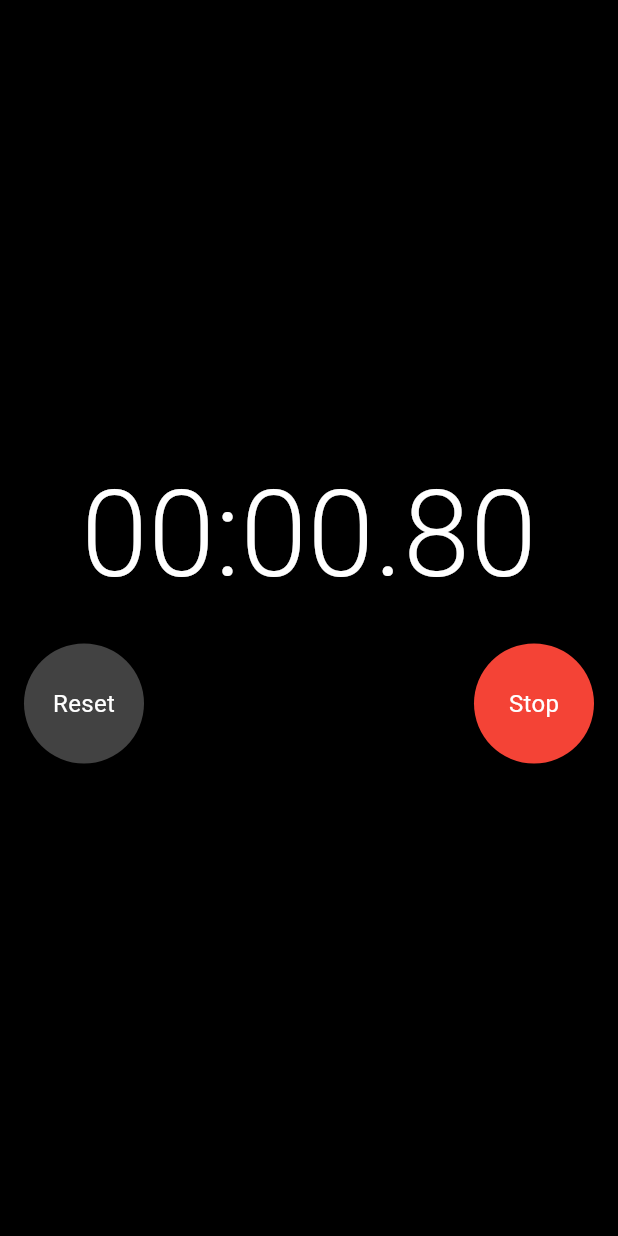
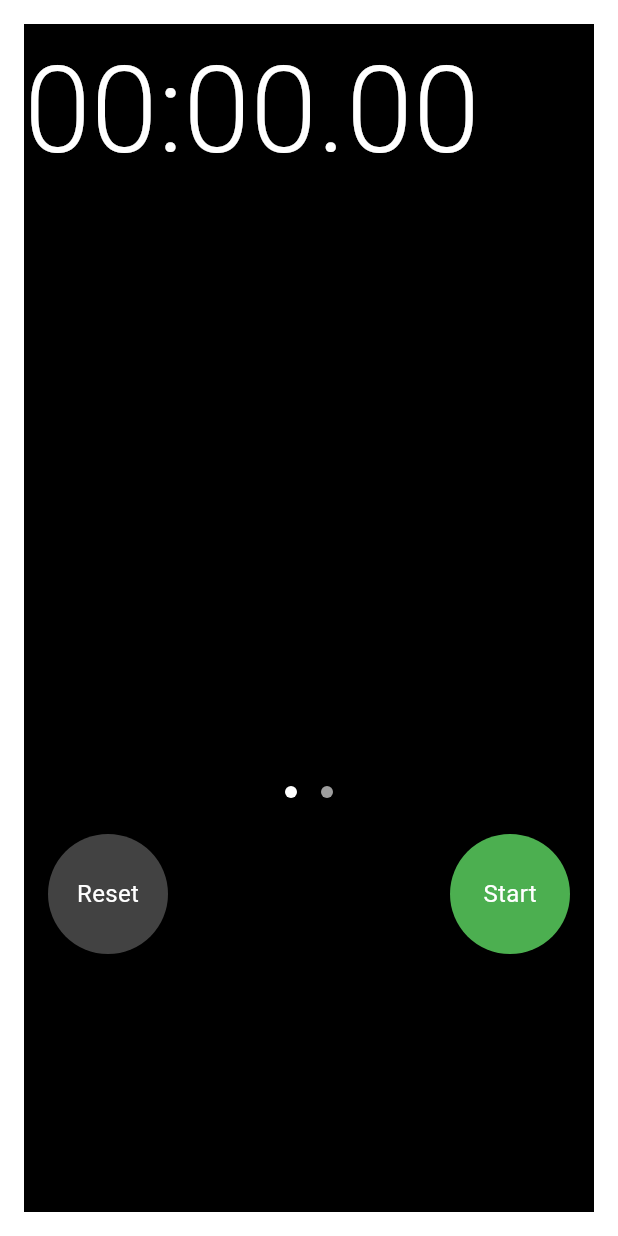
Before and after one commit to Mina176/ios_stopwatch, a Flutter app: the first screen one second after launch, on a phone screen of 412 x 824 dp. Run offline on Flutter 3.47's test engine with Material 3 defaults, Android fonts, the phone set to English and light mode, and no system bars.

```diff
--- a/lib/main.dart
+++ b/lib/main.dart
@@ -1,4 +1,5 @@
 import 'package:flutter/material.dart';
+import 'package:ios_stopwatch/laps_record.dart';
 import 'package:ios_stopwatch/stop_watch_body.dart';
 
 void main() {
@@ -13,7 +14,10 @@ class MainApp extends StatelessWidget {
     return MaterialApp(
       debugShowCheckedModeBanner: false,
       theme: ThemeData.dark().copyWith(scaffoldBackgroundColor: Colors.black),
-      home: StopWatch(),
+      home: Padding(
+        padding: const EdgeInsets.all(16),
+        child: StopWatch(),
+      ),
     );
   }
 }
--- a/lib/stop_watch_body.dart
+++ b/lib/stop_watch_body.dart
@@ -1,6 +1,8 @@
 import 'package:flutter/material.dart';
 import 'package:flutter/scheduler.dart';
+import 'package:ios_stopwatch/control_button.dart';
 import 'package:ios_stopwatch/stop_watch_text.dart';
+import 'package:ios_stopwatch/stop_watches_slider.dart';
 
 class StopWatchBody extends StatefulWidget {
   const StopWatchBody({super.key});
@@ -11,17 +13,16 @@ class StopWatchBody extends StatefulWidget {
 
 class _StopWatchBodyState extends State<StopWatchBody>
     with SingleTickerProviderStateMixin {
-  Duration _elapsed = Duration.zero;
+  Duration _baseElapsed = Duration.zero;
+  Duration elapsed = Duration.zero;
   late final Ticker _ticker;
-  final isRunning = false;
   @override
   void initState() {
     _ticker = createTicker((elapsed) {
       setState(() {
-        _elapsed = elapsed;
+        this.elapsed = _baseElapsed + elapsed;
       });
     });
-    _ticker.start();
     super.initState();
   }
 
@@ -31,80 +32,100 @@ class _StopWatchBodyState extends State<StopWatchBody>
     super.dispose();
   }
 
+  List<Duration> lapTimes = [];
   @override
   Widget build(BuildContext context) {
-    return Column(
-      mainAxisAlignment: MainAxisAlignment.center,
+    return CustomScrollView(
+      physics: NeverScrollableScrollPhysics(),
+      slivers: [
+        SliverToBoxAdapter(
+          child: Column(
             children: [
-        StopWatchText(
-          elapsed: _elapsed,
+              StopWatchesSlider(
+                elapsed: elapsed,
               ),
               Row(
+                mainAxisAlignment: MainAxisAlignment.spaceBetween,
                 children: [
                   ControlButton(
-              label: 'Reset',
+                    label: _ticker.isActive ? 'Lap' : 'Reset',
                     onTap: () {
                       setState(() {
+                        if (_ticker.isActive) {
+                          lapTimes.add(elapsed);
+                        } else {
+                          lapTimes.clear();
                           _ticker.stop();
-                  _elapsed = Duration.zero;
+                          elapsed = Duration.zero;
+                          _baseElapsed = Duration.zero;
+                        }
                       });
                     },
                     color: Colors.grey[800]!,
                   ),
-            Spacer(),
                   ControlButton(
                     label: _ticker.isActive ? 'Stop' : 'Start',
                     onTap: () {
                       setState(() {
                         if (_ticker.isActive) {
                           _ticker.stop();
+                          _baseElapsed = elapsed;
                         } else {
                           _ticker.start();
+                          lapTimes.add(elapsed);
                         }
                       });
                     },
                     color: _ticker.isActive ? Colors.red : Colors.green,
                   ),
                 ],
-        )
+              ),
+            ],
+          ),
+        ),
+        SliverFillRemaining(
+          child: ListView.builder(
+            physics: BouncingScrollPhysics(),
+            itemCount: lapTimes.length,
+            itemBuilder: (context, index) {
+              final reversedIndex = lapTimes.length - 1 - index;
+              final lapTime = reversedIndex == 0
+                  ? lapTimes[reversedIndex]
+                  : lapTimes[reversedIndex] - lapTimes[reversedIndex - 1];
+              return Container(
+                decoration: BoxDecoration(
+                  border: Border(
+                    top: BorderSide(color: Colors.grey.shade800),
+                  ),
+                ),
+                padding: EdgeInsets.symmetric(vertical: 16, horizontal: 16),
+                child: Row(
+                  mainAxisAlignment: MainAxisAlignment.spaceBetween,
+                  children: [
+                    Text(
+                      'Lap ${reversedIndex + 1}',
+                      style: TextStyle(fontSize: 18, color: Colors.white),
+                    ),
+                    Text(
+                      formatTime(lapTime),
+                      style: TextStyle(fontSize: 18, color: Colors.white),
+                    ),
+                  ],
+                ),
+              );
+            },
+          ),
+        ),
       ],
     );
   }
-}
 
-class ControlButton extends StatelessWidget {
-  const ControlButton(
-      {super.key,
-      required this.label,
-      required this.onTap,
-      required this.color});
-  final String label;
-  final VoidCallback onTap;
-  final Color color;
-
-  @override
-  Widget build(BuildContext context) {
-    return GestureDetector(
-      onTap: onTap,
-      child: Container(
-        margin: const EdgeInsets.all(16),
-        width: 80,
-        height: 80,
-        decoration: BoxDecoration(
-          color: color,
-          shape: BoxShape.circle,
-        ),
-        child: Center(
-          child: Text(
-            label,
-            style: const TextStyle(
-              color: Colors.white,
-              fontSize: 16,
-              fontWeight: FontWeight.w400,
-            ),
-          ),
-        ),
-      ),
-    );
+  String formatTime(Duration duration) {
+    String twoDigits(int n) => n.toString().padLeft(2, '0');
+    final minutes = twoDigits(duration.inMinutes.remainder(60));
+    final seconds = twoDigits(duration.inSeconds.remainder(60));
+    final milliseconds =
+        (duration.inMilliseconds % 1000 ~/ 10).toString().padLeft(2, '0');
+    return '$minutes:$seconds.$milliseconds';
   }
 }
```
Also changed, not shown: lib/stop_watch_analog.dart (added, +29 -0 lines). Lines whose indentation alone changed are shown as unchanged.
